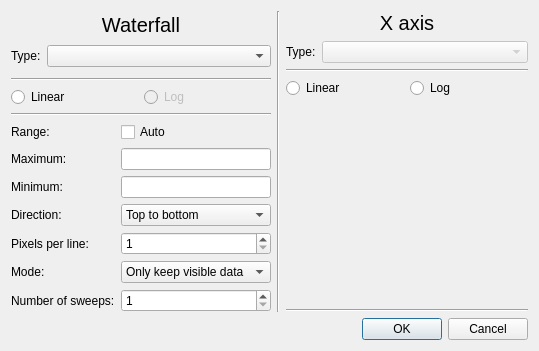
jankae/LibreVNA, file Software/PC_Application/Traces/waterfallaxisdialog.ui: the form before one commit.
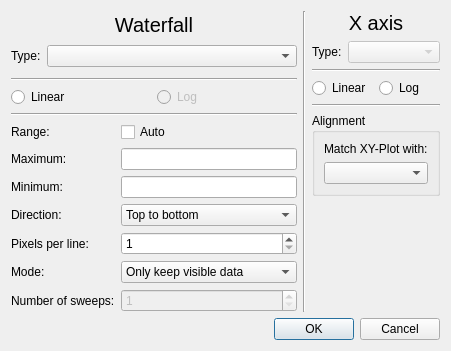
The form after the commit. Custom widgets are drawn as their Qt base class.

Commit message: Alignment options for waterfall plot

Patch:
```diff
--- a/Software/PC_Application/Traces/waterfallaxisdialog.ui
+++ b/Software/PC_Application/Traces/waterfallaxisdialog.ui
@@ -9,7 +9,7 @@
    <rect>
     <x>0</x>
     <y>0</y>
-    <width>539</width>
+    <width>451</width>
     <height>351</height>
    </rect>
   </property>
@@ -19,9 +19,9 @@
   <property name="modal">
    <bool>true</bool>
   </property>
-  <layout class="QVBoxLayout" name="verticalLayout_2">
+  <layout class="QVBoxLayout" name="verticalLayout_4">
    <item>
-    <layout class="QHBoxLayout" name="horizontalLayout_2" stretch="1,0,1">
+    <layout class="QHBoxLayout" name="horizontalLayout_2">
      <item>
       <layout class="QVBoxLayout" name="verticalLayout">
        <item>
@@ -198,6 +198,9 @@
          </item>
          <item row="6" column="1">
           <widget class="QSpinBox" name="WmaxSweeps">
+           <property name="enabled">
+            <bool>false</bool>
+           </property>
            <property name="minimum">
             <number>1</number>
            </property>
@@ -292,6 +295,32 @@
          </item>
         </layout>
        </item>
+       <item>
+        <widget class="Line" name="line_8">
+         <property name="orientation">
+          <enum>Qt::Horizontal</enum>
+         </property>
+        </widget>
+       </item>
+       <item>
+        <widget class="QGroupBox" name="groupBox">
+         <property name="title">
+          <string>Alignment</string>
+         </property>
+         <layout class="QVBoxLayout" name="verticalLayout_2">
+          <item>
+           <widget class="QLabel" name="label_11">
+            <property name="text">
+             <string>Match XY-Plot with:</string>
+            </property>
+           </widget>
+          </item>
+          <item>
+           <widget class="QComboBox" name="Xalignment"/>
+          </item>
+         </layout>
+        </widget>
+       </item>
        <item>
         <spacer name="verticalSpacer">
          <property name="orientation">
@@ -305,13 +334,6 @@
          </property>
         </spacer>
        </item>
-       <item>
-        <widget class="Line" name="line_8">
-         <property name="orientation">
-          <enum>Qt::Horizontal</enum>
-         </property>
-        </widget>
-       </item>
       </layout>
      </item>
     </layout>
```
Left out of the diff: 3 changed lines with no effect on the pictures. The commit also changes 5 other files.
